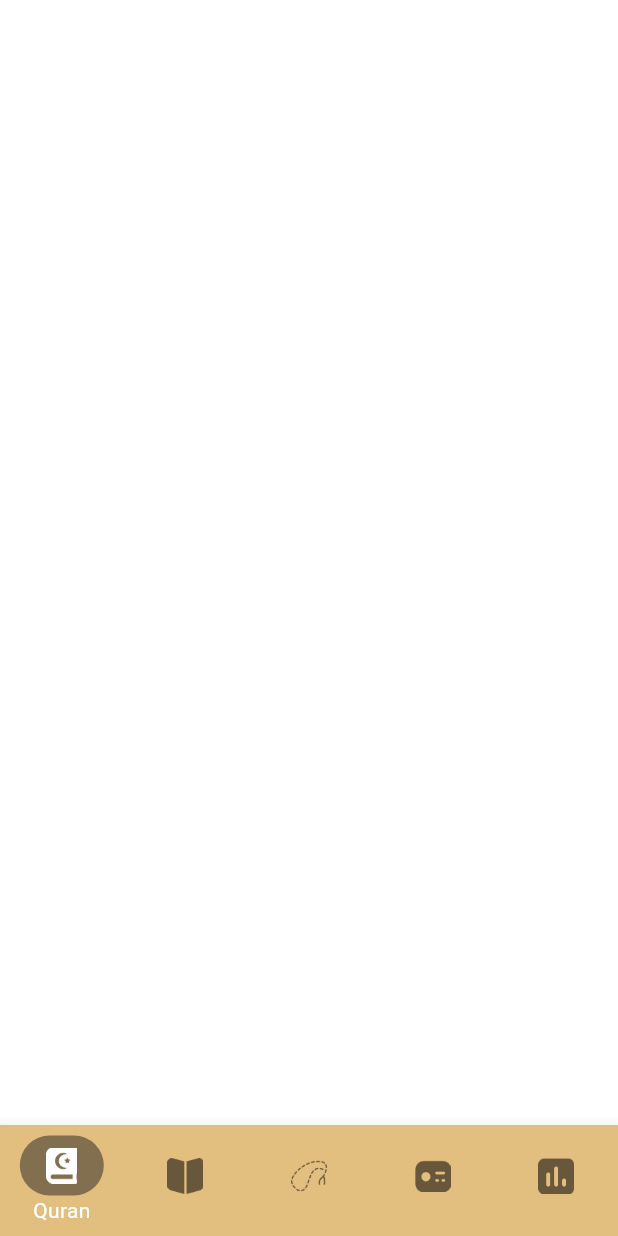
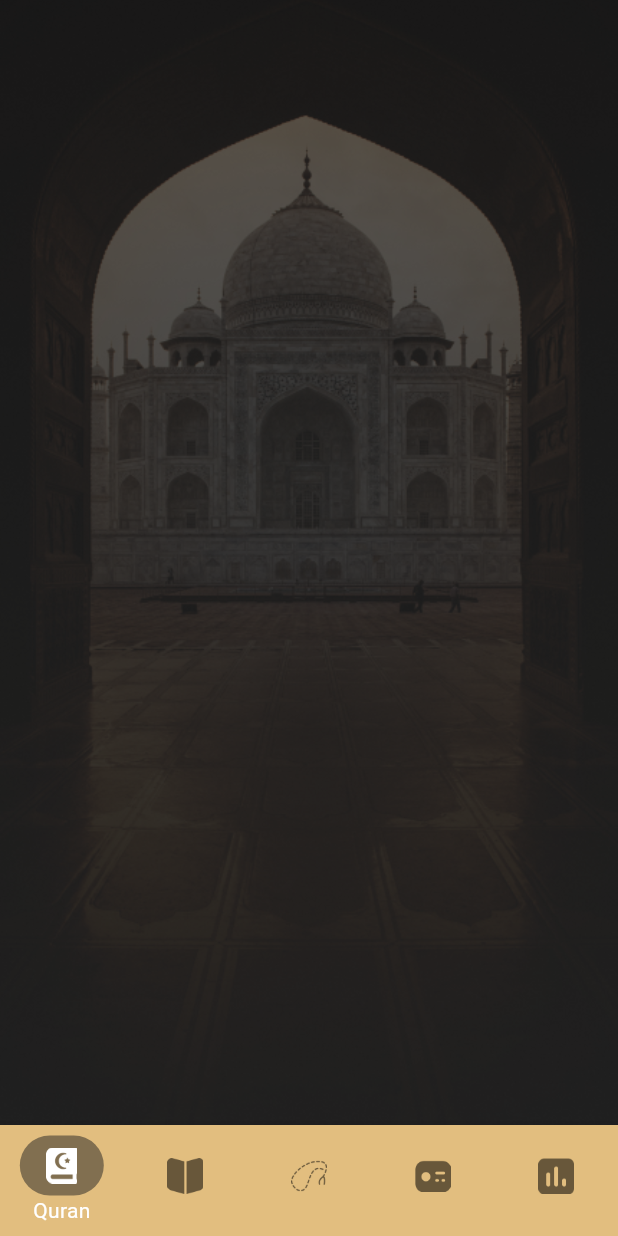
Before and after one commit to memo-ibrahim-alean/islami_app, a Flutter app: the screen it shows after launch, on a phone screen of 412 x 824 dp. Run offline on Flutter 3.47's test engine with Material 3 defaults, Android fonts, the phone set to English and light mode, and no system bars; our stand-ins replace animate_do.

Commit message:
Adding bottomNavigationBar tabs pages

```diff
--- a/lib/features/layout/pages/layout_page.dart
+++ b/lib/features/layout/pages/layout_page.dart
@@ -1,8 +1,13 @@
 import 'package:flutter/material.dart';
 import 'package:islami_app/core/constants/app_assets.dart';
 import 'package:islami_app/core/theme/app_colors.dart';
+import 'package:islami_app/features/layout/pages/quran_tab.dart';
+import 'package:islami_app/features/layout/pages/radio_tab.dart';
+import 'package:islami_app/features/layout/pages/sbha_tab.dart';
+import 'package:islami_app/features/layout/pages/times_tab.dart';
 
 import '../widget/custom_nav_bar_item.dart';
+import 'hadith_tab.dart';
 
 class LayoutPage extends StatefulWidget {
   static String routeName = "/layout";
@@ -16,10 +21,18 @@ class LayoutPage extends StatefulWidget {
 class _LayoutPageState extends State<LayoutPage> {
   int selectedIndex = 0;
 
+  List<Widget> tabs = [
+    QuranTab(),
+    HadithTab(),
+    SbhaTab(),
+    RadioTab(),
+    TimesTab(),
+  ];
+
   @override
   Widget build(BuildContext context) {
     return Scaffold(
-      backgroundColor: AppColors.white,
+      backgroundColor: Colors.transparent,
       bottomNavigationBar: BottomNavigationBar(
         onTap: (index) {
           selectedIndex = index;
@@ -74,6 +87,7 @@ class _LayoutPageState extends State<LayoutPage> {
           ),
         ],
       ),
+      body: tabs[selectedIndex],
     );
   }
 }
--- /dev/null
+++ b/lib/features/layout/pages/quran_tab.dart
@@ -0,0 +1,19 @@
+import 'package:flutter/material.dart';
+
+import '../../../core/constants/app_assets.dart';
+
+class QuranTab extends StatelessWidget {
+  const QuranTab({super.key});
+
+  @override
+  Widget build(BuildContext context) {
+    return Container(
+      decoration: BoxDecoration(
+        image: DecorationImage(
+          image: AssetImage(AppAssets.quranBg),
+          fit: BoxFit.cover,
+        ),
+      ),
+    );
+  }
+}
```
Also changed, not shown: lib/features/layout/pages/hadith_tab.dart (added, +19 -0 lines), lib/features/layout/pages/radio_tab.dart (added, +12 -0 lines), lib/features/layout/pages/sbha_tab.dart (added, +12 -0 lines), lib/features/layout/pages/times_tab.dart (added, +12 -0 lines).
